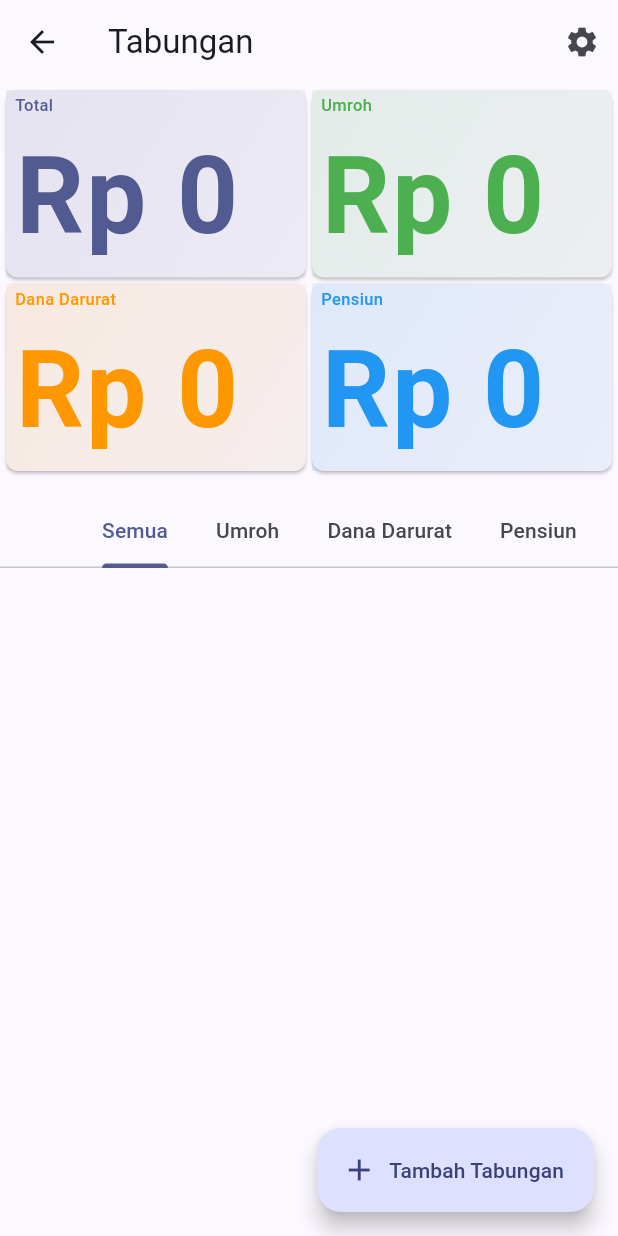
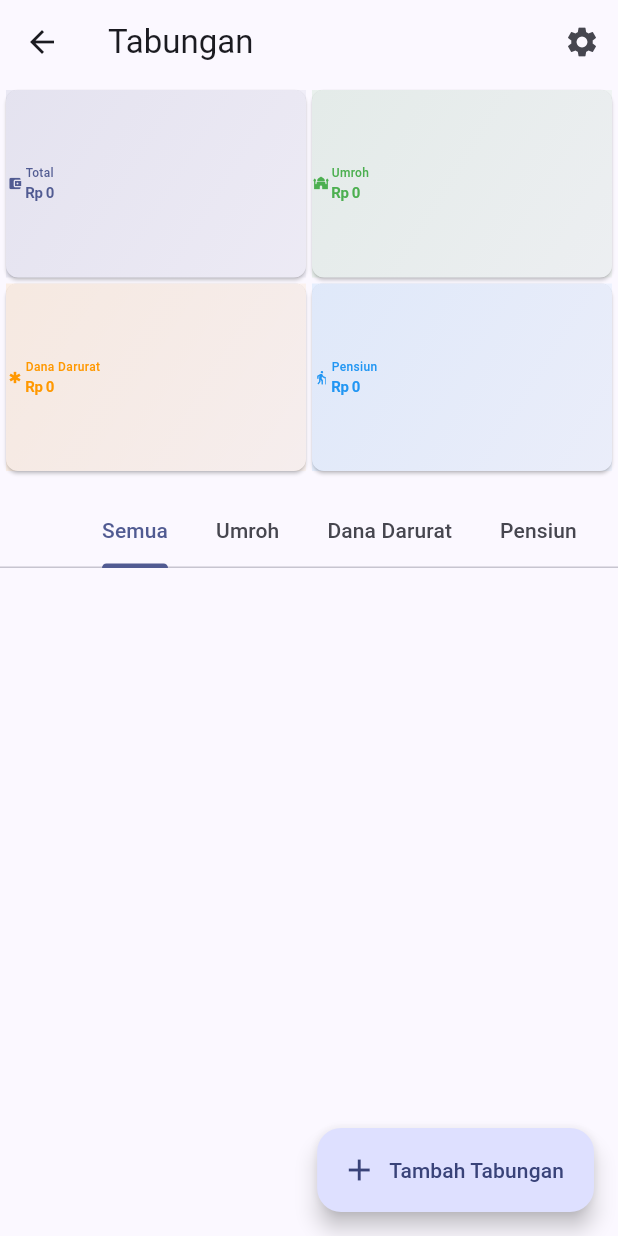
Before and after one commit to aguspuryanto/finance_app, a Flutter app: the SavingsListScreen screen opened directly, on a phone screen of 412 x 824 dp. Run offline on Flutter 3.47's test engine with Material 3 defaults, Android fonts, the light colour scheme and no system bars; our stand-ins replace fl_chart, supabase_flutter; accounts and stored records are empty.

Commit message:
update layout tabungan

```diff
--- a/lib/screens/savings/savings_list_screen.dart
+++ b/lib/screens/savings/savings_list_screen.dart
@@ -62,6 +62,21 @@ class _SavingsListScreenState extends State<SavingsListScreen> with SingleTicker
     } catch (e) {
       debugPrint('Error loading savings: $e');
       setState(() => isLoading = false);
+    }
+  }
+
+  IconData _getTypeIcon(String type) {
+    switch (type) {
+      case 'Total':
+        return Icons.account_balance_wallet;
+      case 'Umroh':
+        return Icons.mosque;
+      case 'Dana Darurat':
+        return Icons.emergency;
+      case 'Pensiun':
+        return Icons.elderly;
+      default:
+        return Icons.savings;
     }
   }
 
@@ -151,7 +166,7 @@ class _SavingsListScreenState extends State<SavingsListScreen> with SingleTicker
                         borderRadius: BorderRadius.circular(8),
                       ),
                       child: Container(
-                        padding: const EdgeInsets.symmetric(horizontal: 6, vertical: 2),
+                        padding: const EdgeInsets.all(1),
                         decoration: BoxDecoration(
                           gradient: LinearGradient(
                             begin: Alignment.topLeft,
@@ -162,32 +177,38 @@ class _SavingsListScreenState extends State<SavingsListScreen> with SingleTicker
                             ],
                           ),
                         ),
+                        child: Row(
+                          mainAxisSize: MainAxisSize.min,
+                          children: [
+                            Icon(
+                              _getTypeIcon(title),
+                              size: 10,
+                              color: color,
+                            ),
+                            const SizedBox(width: 2),
+                            Expanded(
                               child: Column(
-                          mainAxisSize: MainAxisSize.min,
+                                crossAxisAlignment: CrossAxisAlignment.start,
                                 mainAxisAlignment: MainAxisAlignment.center,
-                          crossAxisAlignment: CrossAxisAlignment.start,
                                 children: [
                                   Text(
                                     title,
                                     style: TextStyle(
-                                fontSize: isTablet ? 13 : 11,
+                                      fontSize: 8,
                                       color: color,
                                       fontWeight: FontWeight.w500,
                                     ),
                                   ),
-                            const SizedBox(height: 1),
-                            Expanded(
-                              child: FittedBox(
-                                fit: BoxFit.contain,
-                                alignment: Alignment.centerLeft,
-                                child: Text(
+                                  Text(
                                     currencyFormat.format(amount),
                                     style: TextStyle(
-                                    fontSize: isTablet ? 15 : 13,
+                                      fontSize: 10,
                                       fontWeight: FontWeight.bold,
                                       color: color,
+                                      letterSpacing: -0.3,
                                     ),
                                   ),
+                                ],
                               ),
                             ),
                           ],
@@ -266,7 +287,7 @@ class _SavingsListScreenState extends State<SavingsListScreen> with SingleTicker
                                     ],
                                   ),
                                 ),
-                              )).toList(),
+                              )),
                         ],
                       );
                     }).toList(),
```
Also changed, not shown: lib/models/sub_transaction.dart (+14 -22 lines), lib/screens/add_transaction_screen.dart (+16 -1 lines), lib/screens/transaction_detail_screen.dart (+50 -7 lines). Lines whose indentation alone changed are shown as unchanged.
